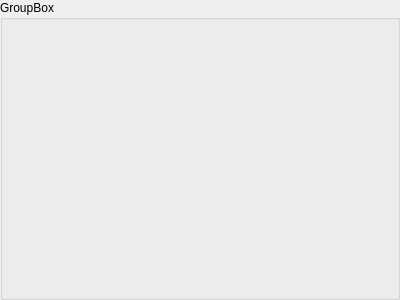
Qt form Python/interface/groupbox.ui (atbd/CLS) before a commit.
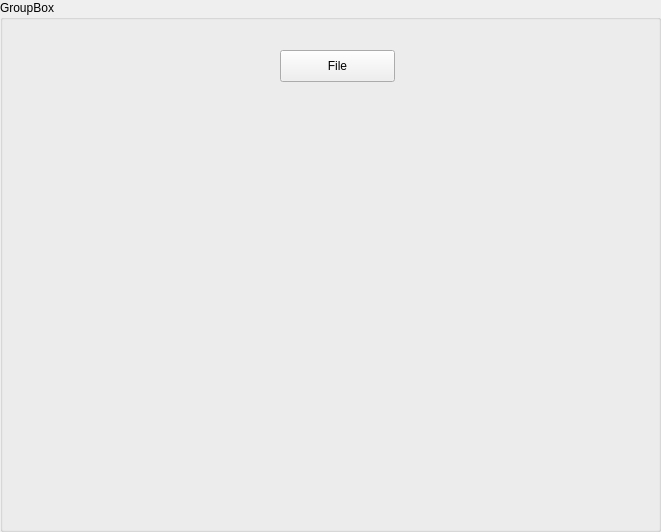
The same form after that commit.

```diff
--- a/Python/interface/groupbox.ui
+++ b/Python/interface/groupbox.ui
@@ -9,12 +9,38 @@
    <rect>
     <x>0</x>
     <y>0</y>
-    <width>400</width>
-    <height>300</height>
+    <width>661</width>
+    <height>532</height>
    </rect>
   </property>
   <property name="windowTitle">
    <string>GroupBox</string>
   </property>
+  <property name="title">
+   <string>GroupBox</string>
+  </property>
+  <widget class="QPushButton" name="fileButton">
+   <property name="geometry">
+    <rect>
+     <x>280</x>
+     <y>50</y>
+     <width>115</width>
+     <height>32</height>
+    </rect>
+   </property>
+   <property name="text">
+    <string>File</string>
+   </property>
+  </widget>
+  <widget class="QWidget" name="widget" native="true">
+   <property name="geometry">
+    <rect>
+     <x>-1</x>
+     <y>99</y>
+     <width>661</width>
+     <height>431</height>
+    </rect>
+   </property>
+  </widget>
  </widget>
 </ui>
```
Left out of the diff: 9 changed lines with no effect on the pictures.
